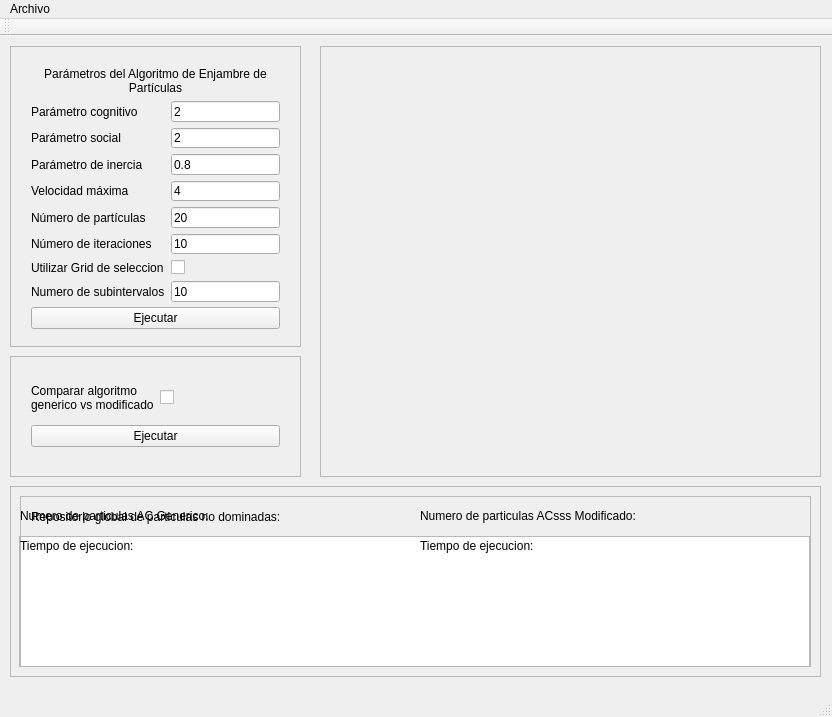
The window that mainwindow.ui (antonioaraujob/omopep) describes before a commit, drawn with Qt 5.
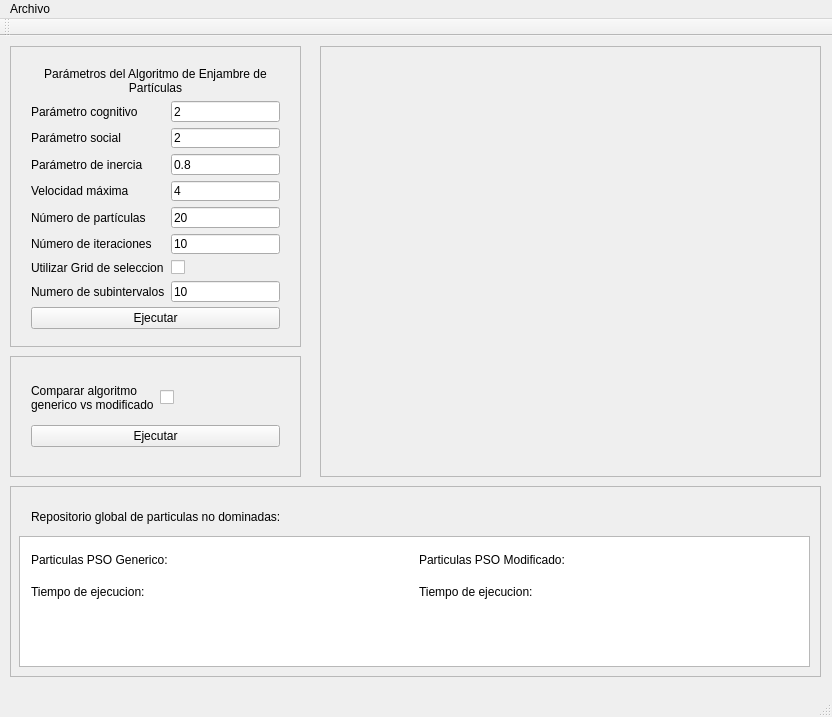
The same window after the commit. Custom widgets are drawn as their Qt base class.

Commit message: Mejora en la interfaz gráfica y corrección de error en proceso de eliminación de partículas dominadas.

```diff
--- a/mainwindow.ui
+++ b/mainwindow.ui
@@ -208,7 +208,7 @@
       <rect>
        <x>10</x>
        <y>10</y>
-       <width>481</width>
+       <width>431</width>
        <height>41</height>
       </rect>
      </property>
@@ -235,56 +235,18 @@
       </item>
      </layout>
     </widget>
-    <widget class="QFrame" name="frameComparationResults">
+    <widget class="QWidget" name="gridLayoutWidget">
      <property name="geometry">
       <rect>
        <x>10</x>
-       <y>10</y>
+       <y>50</y>
        <width>791</width>
-       <height>171</height>
+       <height>80</height>
       </rect>
      </property>
-     <property name="frameShape">
-      <enum>QFrame::StyledPanel</enum>
-     </property>
-     <property name="frameShadow">
-      <enum>QFrame::Raised</enum>
-     </property>
-     <widget class="QLabel" name="label_PSO_generico">
-      <property name="geometry">
-       <rect>
-        <x>0</x>
-        <y>10</y>
-        <width>261</width>
-        <height>20</height>
-       </rect>
-      </property>
-      <property name="text">
-       <string>Numero de particulas AC Generico:</string>
-      </property>
-     </widget>
-     <widget class="QLabel" name="label_PSO_modificado">
-      <property name="geometry">
-       <rect>
-        <x>400</x>
-        <y>10</y>
-        <width>261</width>
-        <height>20</height>
-       </rect>
-      </property>
-      <property name="text">
-       <string>Numero de particulas ACsss Modificado:</string>
-      </property>
-     </widget>
+     <layout class="QGridLayout" name="gridLayout_2">
+      <item row="0" column="1">
      <widget class="QLabel" name="psoGenericNumber">
-      <property name="geometry">
-       <rect>
-        <x>250</x>
-        <y>0</y>
-        <width>41</width>
-        <height>41</height>
-       </rect>
-      </property>
       <property name="font">
        <font>
         <weight>75</weight>
@@ -295,47 +257,50 @@
        <string/>
       </property>
      </widget>
-     <widget class="QLabel" name="psoModifiedNumber">
-      <property name="geometry">
-       <rect>
-        <x>670</x>
-        <y>0</y>
-        <width>41</width>
-        <height>41</height>
-       </rect>
-      </property>
-      <property name="font">
-       <font>
-        <weight>75</weight>
-        <bold>true</bold>
-       </font>
-      </property>
-      <property name="text">
-       <string/>
-      </property>
-     </widget>
+      </item>
+      <item row="1" column="0">
      <widget class="QLabel" name="label_tiempo_generico">
-      <property name="geometry">
-       <rect>
-        <x>0</x>
-        <y>40</y>
-        <width>141</width>
-        <height>20</height>
-       </rect>
-      </property>
+        <property name="text">
+         <string>Tiempo de ejecucion:</string>
+        </property>
+       </widget>
+      </item>
+      <item row="1" column="2">
+       <widget class="QLabel" name="label_tiempo_modificado">
       <property name="text">
        <string>Tiempo de ejecucion:</string>
       </property>
      </widget>
+      </item>
+      <item row="0" column="2">
+       <widget class="QLabel" name="label_PSO_modificado">
+        <property name="text">
+         <string>Particulas PSO Modificado:</string>
+        </property>
+       </widget>
+      </item>
+      <item row="1" column="1">
      <widget class="QLabel" name="psoGenericTime">
-      <property name="geometry">
-       <rect>
-        <x>180</x>
-        <y>30</y>
-        <width>111</width>
-        <height>41</height>
-       </rect>
-      </property>
+        <property name="font">
+         <font>
+          <weight>75</weight>
+          <bold>true</bold>
+         </font>
+        </property>
+        <property name="text">
+         <string/>
+        </property>
+       </widget>
+      </item>
+      <item row="0" column="0">
+       <widget class="QLabel" name="label_PSO_generico">
+        <property name="text">
+         <string>Particulas PSO Generico:</string>
+        </property>
+       </widget>
+      </item>
+      <item row="0" column="3">
+       <widget class="QLabel" name="psoModifiedNumber">
       <property name="font">
        <font>
         <weight>75</weight>
@@ -346,15 +311,9 @@
        <string/>
       </property>
      </widget>
+      </item>
+      <item row="1" column="3">
      <widget class="QLabel" name="psoModifiedTime">
-      <property name="geometry">
-       <rect>
-        <x>620</x>
-        <y>30</y>
-        <width>111</width>
-        <height>41</height>
-       </rect>
-      </property>
       <property name="font">
        <font>
         <weight>75</weight>
@@ -365,19 +324,8 @@
        <string/>
       </property>
      </widget>
-     <widget class="QLabel" name="label_tiempo_modificado">
-      <property name="geometry">
-       <rect>
-        <x>400</x>
-        <y>40</y>
-        <width>151</width>
-        <height>20</height>
-       </rect>
-      </property>
-      <property name="text">
-       <string>Tiempo de ejecucion:</string>
-      </property>
-     </widget>
+      </item>
+     </layout>
     </widget>
    </widget>
    <widget class="QFrame" name="frame_4">
```
Left out of the diff: 4 changed lines with no effect on the pictures. Lines whose indentation alone changed are shown as unchanged. The commit also changes 3 other files.
